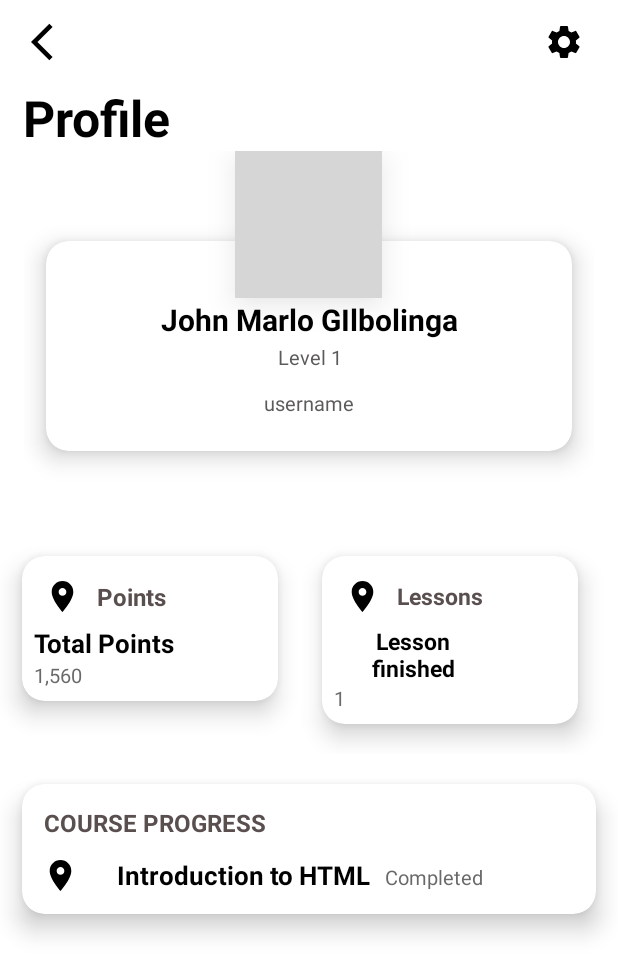
After one commit to Stacktrek-Training/stack-i-learning-mobile-app, an Android app: the ProfileActivity screen opened directly, with no data from a screen before it, on a phone screen of 412 x 824 dp. The commit adds this screen. Shown: the top 975 px of the screen. Run offline under Robolectric (Android 15) with nearby library versions, the phone set to English and light mode, and no system bars; grey boxes are pictures that could not be loaded.

Commit message:
User Profile

```diff
--- /dev/null
+++ b/app/src/main/java/ph/stacktrek/stackilearningapp/profile/ProfileActivity.kt
@@ -0,0 +1,12 @@
+package ph.stacktrek.stackilearningapp.profile
+
+import androidx.appcompat.app.AppCompatActivity
+import android.os.Bundle
+import ph.stacktrek.stackilearningapp.R
+
+class ProfileActivity : AppCompatActivity() {
+    override fun onCreate(savedInstanceState: Bundle?) {
+        super.onCreate(savedInstanceState)
+        setContentView(R.layout.activity_profile)
+    }
+}
--- /dev/null
+++ b/app/src/main/res/drawable/ic_add.xml
@@ -0,0 +1,5 @@
+<vector android:height="24dp" android:tint="#000000"
+    android:viewportHeight="24" android:viewportWidth="24"
+    android:width="24dp" xmlns:android="http://schemas.android.com/apk/res/android">
+    <path android:fillColor="@android:color/white" android:pathData="M19,13h-6v6h-2v-6H5v-2h6V5h2v6h6v2z"/>
+</vector>
--- /dev/null
+++ b/app/src/main/res/drawable/ic_back_button.xml
@@ -0,0 +1,5 @@
+<vector android:height="24dp" android:tint="#000000"
+    android:viewportHeight="24" android:viewportWidth="24"
+    android:width="24dp" xmlns:android="http://schemas.android.com/apk/res/android">
+    <path android:fillColor="@android:color/white" android:pathData="M17.77,3.77l-1.77,-1.77l-10,10l10,10l1.77,-1.77l-8.23,-8.23z"/>
+</vector>
--- /dev/null
+++ b/app/src/main/res/drawable/ic_location.xml
@@ -0,0 +1,5 @@
+<vector android:height="24dp" android:tint="#000000"
+    android:viewportHeight="24" android:viewportWidth="24"
+    android:width="24dp" xmlns:android="http://schemas.android.com/apk/res/android">
+    <path android:fillColor="@android:color/white" android:pathData="M12,2C8.13,2 5,5.13 5,9c0,5.25 7,13 7,13s7,-7.75 7,-13c0,-3.87 -3.13,-7 -7,-7zM12,11.5c-1.38,0 -2.5,-1.12 -2.5,-2.5s1.12,-2.5 2.5,-2.5 2.5,1.12 2.5,2.5 -1.12,2.5 -2.5,2.5z"/>
+</vector>
--- /dev/null
+++ b/app/src/main/res/drawable/ic_settings.xml
@@ -0,0 +1,5 @@
+<vector android:height="24dp" android:tint="#000000"
+    android:viewportHeight="24" android:viewportWidth="24"
+    android:width="24dp" xmlns:android="http://schemas.android.com/apk/res/android">
+    <path android:fillColor="@android:color/white" android:pathData="M19.14,12.94c0.04,-0.3 0.06,-0.61 0.06,-0.94c0,-0.32 -0.02,-0.64 -0.07,-0.94l2.03,-1.58c0.18,-0.14 0.23,-0.41 0.12,-0.61l-1.92,-3.32c-0.12,-0.22 -0.37,-0.29 -0.59,-0.22l-2.39,0.96c-0.5,-0.38 -1.03,-0.7 -1.62,-0.94L14.4,2.81c-0.04,-0.24 -0.24,-0.41 -0.48,-0.41h-3.84c-0.24,0 -0.43,0.17 -0.47,0.41L9.25,5.35C8.66,5.59 8.12,5.92 7.63,6.29L5.24,5.33c-0.22,-0.08 -0.47,0 -0.59,0.22L2.74,8.87C2.62,9.08 2.66,9.34 2.86,9.48l2.03,1.58C4.84,11.36 4.8,11.69 4.8,12s0.02,0.64 0.07,0.94l-2.03,1.58c-0.18,0.14 -0.23,0.41 -0.12,0.61l1.92,3.32c0.12,0.22 0.37,0.29 0.59,0.22l2.39,-0.96c0.5,0.38 1.03,0.7 1.62,0.94l0.36,2.54c0.05,0.24 0.24,0.41 0.48,0.41h3.84c0.24,0 0.44,-0.17 0.47,-0.41l0.36,-2.54c0.59,-0.24 1.13,-0.56 1.62,-0.94l2.39,0.96c0.22,0.08 0.47,0 0.59,-0.22l1.92,-3.32c0.12,-0.22 0.07,-0.47 -0.12,-0.61L19.14,12.94zM12,15.6c-1.98,0 -3.6,-1.62 -3.6,-3.6s1.62,-3.6 3.6,-3.6s3.6,1.62 3.6,3.6S13.98,15.6 12,15.6z"/>
+</vector>
--- /dev/null
+++ b/app/src/main/res/drawable/item_lessons_finished.xml
@@ -0,0 +1,86 @@
+<?xml version="1.0" encoding="utf-8"?>
+<androidx.cardview.widget.CardView
+    xmlns:android="http://schemas.android.com/apk/res/android"
+    android:layout_width="200dp"
+    android:layout_height="wrap_content"
+    xmlns:app="http://schemas.android.com/apk/res-auto"
+    xmlns:card_view="http://schemas.android.com/tools"
+    app:cardCornerRadius="15dp"
+    app:cardElevation="10dp"
+    app:cardUseCompatPadding="true"
+    card_view:cardCornerRAdius="5dp">
+
+    <LinearLayout
+        android:layout_width="122dp"
+        android:layout_height="wrap_content"
+        android:orientation="vertical"
+        android:padding="8dp">
+
+        <RelativeLayout
+            android:layout_width="match_parent"
+            android:layout_height="wrap_content">
+
+            <LinearLayout
+                android:layout_width="wrap_content"
+                android:layout_height="wrap_content"
+                android:layout_alignParentStart="true"
+                android:gravity="center"
+                android:orientation="horizontal"
+                android:padding="1dp">
+
+                <ImageView
+                    android:layout_width="35dp"
+                    android:layout_height="35dp"
+                    android:padding="5dp"
+                    android:src="@drawable/ic_location" />
+
+                <TextView
+                    android:layout_width="wrap_content"
+                    android:layout_height="wrap_content"
+                    android:layout_margin="5dp"
+                    android:text="Lessons"
+                    android:textColor="#F8554A4A"
+                    android:textSize="15sp"
+                    android:textStyle="bold|normal" />
+            </LinearLayout>
+        </RelativeLayout>
+
+        <LinearLayout
+            android:layout_width="match_parent"
+            android:layout_height="wrap_content"
+            android:orientation="horizontal">
+
+            <LinearLayout
+                android:layout_width="match_parent"
+                android:layout_height="wrap_content"
+                android:orientation="vertical">
+
+                <TextView
+                    android:layout_width="wrap_content"
+                    android:layout_height="wrap_content"
+                    android:gravity="center"
+                    android:text="Lesson finished"
+                    android:textColor="@color/black"
+                    android:textSize="15sp"
+                    android:textStyle="bold" />
+
+                <TextView
+                    android:layout_width="wrap_content"
+                    android:layout_height="wrap_content"
+                    android:text="1"
+                    android:textAlignment="textStart"
+                    android:textColor="#ED5E5E5E"
+                    android:textSize="13sp"
+                    android:textStyle="normal"
+                    card_view:ignore="RtlCompat" />
+
+
+            </LinearLayout>
+
+
+        </LinearLayout>
+
+
+    </LinearLayout>
+
+</androidx.cardview.widget.CardView>
--- /dev/null
+++ b/app/src/main/res/layout/activity_profile.xml
@@ -0,0 +1,84 @@
+<?xml version="1.0" encoding="utf-8"?>
+<LinearLayout
+    xmlns:android="http://schemas.android.com/apk/res/android"
+    xmlns:app="http://schemas.android.com/apk/res-auto"
+    xmlns:tools="http://schemas.android.com/tools"
+    android:layout_width="match_parent"
+    android:layout_height="match_parent"
+    android:orientation="vertical"
+    android:layout_gravity="center"
+    android:background="@color/white"
+    tools:context=".MainActivity">
+    <LinearLayout
+        android:orientation="vertical"
+        android:layout_width="match_parent"
+        android:layout_height="wrap_content">
+        <LinearLayout
+            android:padding="8dp"
+            android:orientation="horizontal"
+            android:layout_width="match_parent"
+            android:layout_height="?attr/actionBarSize">
+            <RelativeLayout
+                android:layout_width="match_parent"
+                android:layout_height="match_parent">
+                <ImageView
+                    android:padding="5dp"
+                    android:layout_alignParentStart="true"
+                    android:src="@drawable/ic_back_button"
+                    android:layout_width="40dp"
+                    android:layout_height="40dp"/>
+                <ImageView
+                    android:layout_width="45dp"
+                    android:layout_height="45dp"
+                    android:layout_alignParentEnd="true"
+                    android:layout_marginStart="5dp"
+                    android:layout_marginTop="5dp"
+                    android:layout_marginEnd="5dp"
+                    android:layout_marginBottom="5dp"
+                    android:padding="1dp"
+                    android:src="@drawable/ic_settings" />
+
+            </RelativeLayout>
+
+        </LinearLayout>
+        <LinearLayout
+            android:orientation="vertical"
+            android:layout_width="match_parent"
+            android:layout_height="wrap_content">
+
+            <TextView
+                android:text="Profile"
+                android:textStyle="bold"
+                android:textColor="@color/black"
+                android:textSize="33sp"
+                android:layout_marginStart="15dp"
+                android:layout_width="match_parent"
+                android:layout_height="wrap_content"/>
+
+
+        </LinearLayout>
+
+
+    </LinearLayout>
+
+    <include
+        android:layout_gravity="center"
+        layout="@layout/activity_profile_image"
+        android:layout_height="wrap_content"
+        android:layout_marginLeft="16dp"
+        android:layout_marginRight="16dp"
+        android:layout_width="match_parent" />
+
+    <LinearLayout
+        android:orientation="horizontal"
+        android:layout_width="match_parent"
+        android:layout_height="wrap_content">
+        <include layout="@layout/activity_profile_add"/>
+
+        <include layout="@layout/activity_profile_lesson_finished" />
+    </LinearLayout>
+
+    <include layout="@layout/activity_profile_course_progress"/>
+
+
+</LinearLayout>
--- /dev/null
+++ b/app/src/main/res/layout/activity_profile_add.xml
@@ -0,0 +1,86 @@
+<?xml version="1.0" encoding="utf-8"?>
+<androidx.cardview.widget.CardView
+    xmlns:android="http://schemas.android.com/apk/res/android"
+    android:layout_width="200dp"
+    android:layout_height="wrap_content"
+    xmlns:app="http://schemas.android.com/apk/res-auto"
+    xmlns:card_view="http://schemas.android.com/tools"
+    app:cardCornerRadius="15dp"
+    app:cardElevation="10dp"
+    app:cardUseCompatPadding="true"
+    card_view:cardCornerRAdius="5dp">
+
+    <LinearLayout
+        android:layout_width="122dp"
+        android:layout_height="wrap_content"
+        android:orientation="vertical"
+        android:padding="8dp">
+
+        <RelativeLayout
+            android:layout_width="match_parent"
+            android:layout_height="wrap_content">
+
+            <LinearLayout
+                android:layout_width="wrap_content"
+                android:layout_height="wrap_content"
+                android:layout_alignParentStart="true"
+                android:gravity="center"
+                android:orientation="horizontal"
+                android:padding="1dp">
+
+                <ImageView
+                    android:layout_width="35dp"
+                    android:layout_height="35dp"
+                    android:padding="5dp"
+                    android:src="@drawable/ic_location" />
+
+                <TextView
+                    android:layout_width="wrap_content"
+                    android:layout_height="wrap_content"
+                    android:layout_margin="5dp"
+                    android:text="Points"
+                    android:textColor="#F8554A4A"
+                    android:textSize="16sp"
+                    android:textStyle="bold|normal" />
+            </LinearLayout>
+        </RelativeLayout>
+
+        <LinearLayout
+            android:layout_width="match_parent"
+            android:layout_height="wrap_content"
+            android:orientation="horizontal">
+
+            <LinearLayout
+                android:layout_width="match_parent"
+                android:layout_height="wrap_content"
+                android:orientation="vertical">
+
+                <TextView
+                    android:layout_width="wrap_content"
+                    android:layout_height="wrap_content"
+                    android:gravity="center"
+                    android:text="Total Points"
+                    android:textColor="@color/black"
+                    android:textSize="17sp"
+                    android:textStyle="bold" />
+
+                <TextView
+                    android:layout_width="wrap_content"
+                    android:layout_height="wrap_content"
+                    android:text="1,560"
+                    android:textAlignment="textStart"
+                    android:textColor="#ED5E5E5E"
+                    android:textSize="13sp"
+                    android:textStyle="normal"
+                    card_view:ignore="RtlCompat" />
+
+
+            </LinearLayout>
+
+
+        </LinearLayout>
+
+
+    </LinearLayout>
+
+</androidx.cardview.widget.CardView>
--- /dev/null
+++ b/app/src/main/res/layout/activity_profile_course_progress.xml
@@ -0,0 +1,87 @@
+<?xml version="1.0" encoding="utf-8"?>
+<androidx.cardview.widget.CardView
+    xmlns:android="http://schemas.android.com/apk/res/android"
+    android:layout_width="match_parent"
+    android:layout_height="wrap_content"
+    xmlns:app="http://schemas.android.com/apk/res-auto"
+    xmlns:card_view="http://schemas.android.com/tools"
+    app:cardCornerRadius="15dp"
+    app:cardElevation="10dp"
+    app:cardUseCompatPadding="true"
+    card_view:cardCornerRAdius="5dp">
+
+    <LinearLayout
+        android:layout_width="match_parent"
+        android:layout_height="wrap_content"
+        android:orientation="vertical"
+        android:padding="8dp">
+
+        <RelativeLayout
+            android:layout_width="match_parent"
+            android:layout_height="wrap_content">
+
+            <LinearLayout
+                android:layout_width="wrap_content"
+                android:layout_height="wrap_content"
+                android:layout_alignParentStart="true"
+                android:gravity="center"
+                android:orientation="horizontal"
+                android:padding="1dp">
+
+                <TextView
+                    android:layout_width="wrap_content"
+                    android:layout_height="wrap_content"
+                    android:layout_margin="5dp"
+                    android:text="COURSE PROGRESS"
+                    android:textColor="#F8554A4A"
+                    android:textSize="16sp"
+                    android:textStyle="bold|normal" />
+            </LinearLayout>
+        </RelativeLayout>
+
+        <LinearLayout
+            android:layout_width="match_parent"
+            android:layout_height="wrap_content"
+            android:orientation="horizontal">
+
+            <LinearLayout
+                android:layout_width="match_parent"
+                android:layout_height="wrap_content"
+                android:orientation="horizontal">
+                <ImageView
+                    android:layout_width="35dp"
+                    android:layout_height="35dp"
+                    android:padding="5dp"
+                    android:src="@drawable/ic_location" />
+                <TextView
+                    android:layout_marginTop="5dp"
+                    android:layout_marginLeft="20dp"
+                    android:layout_width="wrap_content"
+                    android:layout_height="wrap_content"
+                    android:gravity="center"
+                    android:text="Introduction to HTML"
+                    android:textColor="@color/black"
+                    android:textSize="17sp"
+                    android:textStyle="bold" />
+
+                <TextView
+                    android:layout_marginTop="5dp"
+                    android:layout_marginLeft="10dp"
+                    android:layout_width="wrap_content"
+                    android:layout_height="wrap_content"
+                    android:text="Completed"
+                    android:textAlignment="textStart"
+                    android:textColor="#ED5E5E5E"
+                    android:textSize="13sp"
+                    android:textStyle="normal"
+                    card_view:ignore="RtlCompat" />
+            </LinearLayout>
+
+
+
+
+        </LinearLayout>
+
+    </LinearLayout>
+
+</androidx.cardview.widget.CardView>
--- /dev/null
+++ b/app/src/main/res/layout/activity_profile_image.xml
@@ -0,0 +1,79 @@
+<?xml version="1.0" encoding="utf-8"?>
+<RelativeLayout xmlns:android="http://schemas.android.com/apk/res/android"
+    android:layout_width="match_parent"
+    android:layout_height="wrap_content"
+    xmlns:app="http://schemas.android.com/apk/res-auto"
+    xmlns:card_view="http://schemas.android.com/tools"
+    android:layout_centerInParent="true"
+    android:gravity="center">
+
+    <RelativeLayout
+        android:layout_width="match_parent"
+        android:layout_height="250dp"
+        android:layout_centerInParent="true">
+
+        <androidx.cardview.widget.CardView
+            app:shapeAppearanceOverlay="@style/Circular"
+            android:layout_width="match_parent"
+            android:layout_height="180dp"
+            android:layout_marginTop="40dp"
+            app:cardCornerRadius="15dp"
+            app:cardElevation="10dp"
+            app:cardUseCompatPadding="true"
+            card_view:cardCornerRAdius="5dp">
+
+            <LinearLayout
+                android:layout_width="match_parent"
+                android:layout_height="match_parent"
+                android:layout_marginTop="23dp"
+                android:orientation="vertical">
+
+                <TextView
+                    android:id="@+id/user_name"
+                    android:layout_width="match_parent"
+                    android:layout_height="wrap_content"
+                    android:layout_marginTop="15dp"
+                    android:gravity="center"
+                    android:text="John Marlo GIlbolinga"
+                    android:textColor="@color/black"
+                    android:textSize="20sp"
+                    android:textStyle="bold" />
+
+                <TextView
+                    android:id="@+id/user_level"
+                    android:layout_width="match_parent"
+                    android:layout_height="wrap_content"
+                    android:layout_marginTop="2dp"
+                    android:layout_marginBottom="10dp"
+                    android:gravity="center"
+                    android:text="Level 1"
+                    android:textColor="#5C5A5A"
+                    android:textSize="13sp"
+                    android:textStyle="normal" />
+
+                <TextView
+                    android:id="@+id/user_nickname"
+                    android:layout_width="match_parent"
+                    android:layout_height="wrap_content"
+                    android:layout_marginTop="2dp"
+                    android:layout_marginBottom="10dp"
+                    android:gravity="center"
+                    android:text="username"
+                    android:textColor="#5C5A5A"
+                    android:textSize="13sp"
+                    android:textStyle="normal" />
+            </LinearLayout>
+        </androidx.cardview.widget.CardView>
+
+
+    </RelativeLayout>
+    <com.google.android.material.imageview.ShapeableImageView
+        android:id="@+id/user_profile_pic"
+        android:src="@drawable/banner_react"
+        app:shapeAppearanceOverlay="@style/Widget.Material3.CircularProgressIndicator"
+        android:elevation="15dp"
+        android:padding="5dp"
+        android:layout_centerHorizontal="true"
+        android:layout_width="98dp"
+        android:layout_height="98dp"/>
+</RelativeLayout>
--- /dev/null
+++ b/app/src/main/res/layout/activity_profile_lesson_finished.xml
@@ -0,0 +1,86 @@
+<?xml version="1.0" encoding="utf-8"?>
+<androidx.cardview.widget.CardView
+    xmlns:android="http://schemas.android.com/apk/res/android"
+    android:layout_width="200dp"
+    android:layout_height="wrap_content"
+    xmlns:app="http://schemas.android.com/apk/res-auto"
+    xmlns:card_view="http://schemas.android.com/tools"
+    app:cardCornerRadius="15dp"
+    app:cardElevation="10dp"
+    app:cardUseCompatPadding="true"
+    card_view:cardCornerRAdius="5dp">
+
+    <LinearLayout
+        android:layout_width="122dp"
+        android:layout_height="wrap_content"
+        android:orientation="vertical"
+        android:padding="8dp">
+
+        <RelativeLayout
+            android:layout_width="match_parent"
+            android:layout_height="wrap_content">
+
+            <LinearLayout
+                android:layout_width="wrap_content"
+                android:layout_height="wrap_content"
+                android:layout_alignParentStart="true"
+                android:gravity="center"
+                android:orientation="horizontal"
+                android:padding="1dp">
+
+                <ImageView
+                    android:layout_width="35dp"
+                    android:layout_height="35dp"
+                    android:padding="5dp"
+                    android:src="@drawable/ic_location" />
+
+                <TextView
+                    android:layout_width="wrap_content"
+                    android:layout_height="wrap_content"
+                    android:layout_margin="5dp"
+                    android:text="Lessons"
+                    android:textColor="#F8554A4A"
+                    android:textSize="15sp"
+                    android:textStyle="bold|normal" />
+            </LinearLayout>
+        </RelativeLayout>
+
+        <LinearLayout
+            android:layout_width="match_parent"
+            android:layout_height="wrap_content"
+            android:orientation="horizontal">
+
+            <LinearLayout
+                android:layout_width="match_parent"
+                android:layout_height="wrap_content"
+                android:orientation="vertical">
+
+                <TextView
+                    android:layout_width="wrap_content"
+                    android:layout_height="wrap_content"
+                    android:gravity="center"
+                    android:text="Lesson finished"
+                    android:textColor="@color/black"
+                    android:textSize="15sp"
+                    android:textStyle="bold" />
+
+                <TextView
+                    android:layout_width="wrap_content"
+                    android:layout_height="wrap_content"
+                    android:text="1"
+                    android:textAlignment="textStart"
+                    android:textColor="#ED5E5E5E"
+                    android:textSize="13sp"
+                    android:textStyle="normal"
+                    card_view:ignore="RtlCompat" />
+
+
+            </LinearLayout>
+
+
+        </LinearLayout>
+
+
+    </LinearLayout>
+
+</androidx.cardview.widget.CardView>
--- a/app/src/main/res/values/themes.xml
+++ b/app/src/main/res/values/themes.xml
@@ -13,4 +13,5 @@
         <item name="android:statusBarColor">?attr/colorPrimaryVariant</item>
         <!-- Customize your theme here. -->
     </style>
+    <style name="Circular"> </style>
 </resources>
```
Also changed, not shown: app/src/main/AndroidManifest.xml (+6 -3 lines).
